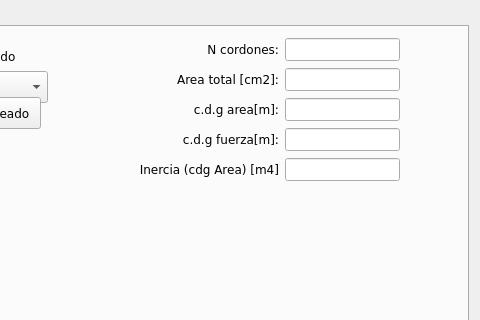
Qt form ui_files/herramienta_trapecios_v14.ui (Sady-Guzman/herramienta_practica) before a commit; both pictures show x 682 to 1162 and y 0 to 320 of the 1162 by 677 pixel window.
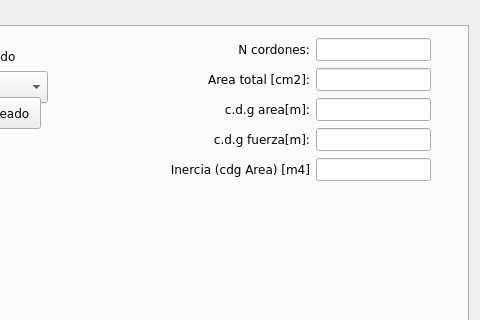
The same form after that commit. The open tabs and pages were chosen to show the change.

Commit message: agrega manejo de hormigon normal/insitu para calculos en tab 1 GEO

Diff of the .ui file:
```diff
--- a/ui_files/herramienta_trapecios_v14.ui
+++ b/ui_files/herramienta_trapecios_v14.ui
@@ -508,7 +508,7 @@
       <rect>
        <x>10</x>
        <y>190</y>
-       <width>1061</width>
+       <width>1111</width>
        <height>351</height>
       </rect>
      </property>
@@ -635,7 +635,7 @@
     <widget class="QWidget" name="gridLayoutWidget_3">
      <property name="geometry">
       <rect>
-       <x>809</x>
+       <x>840</x>
        <y>10</y>
        <width>261</width>
        <height>147</height>
```
Left out of the diff: 2 changed lines with no effect on the pictures. The commit also changes 4 other files.
